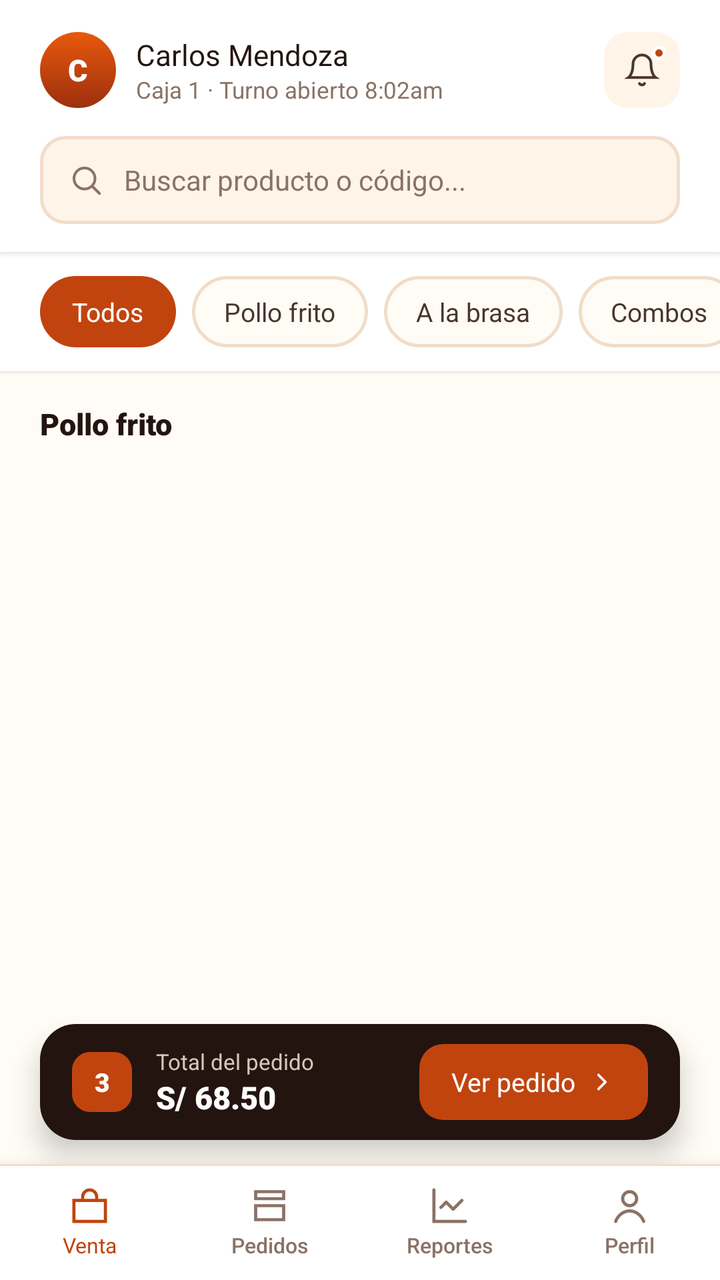
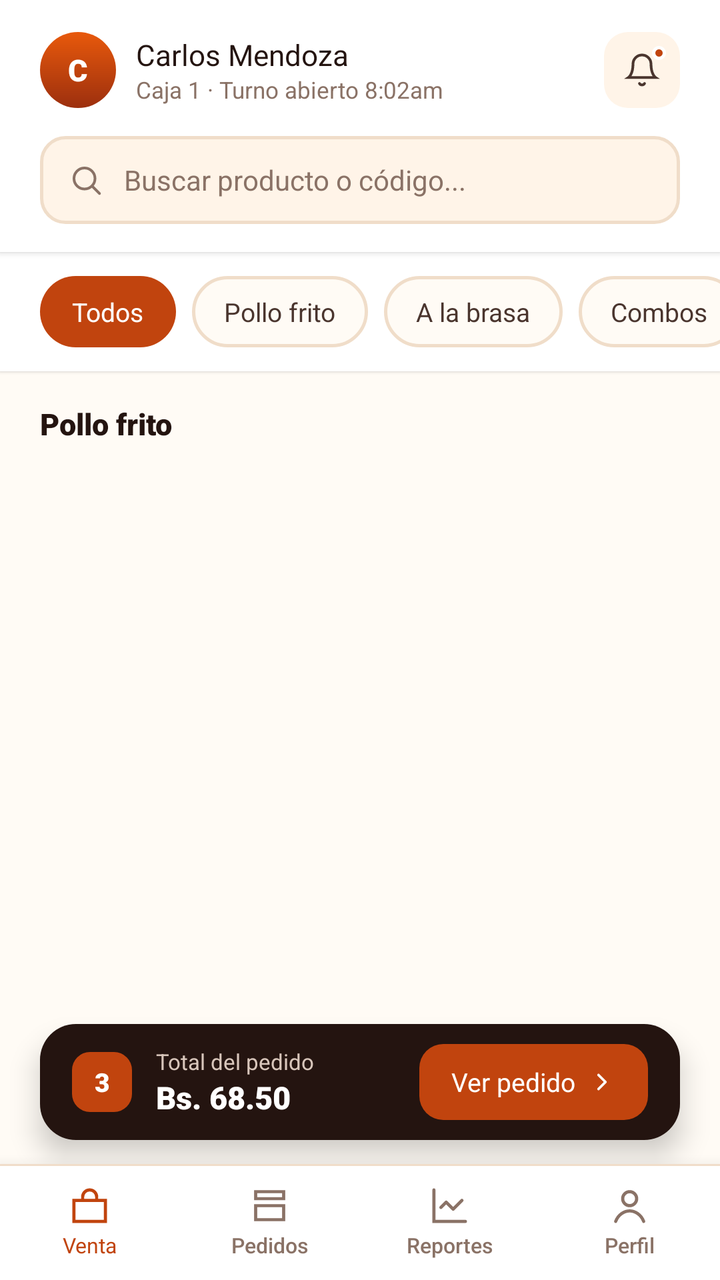

The first picture is an Android layout as it rendered before a commit; the second is the same layout after the commit. The layout source and the unified diff follow.
<!-- AndroidManifest.xml: application theme Theme.Pollogithub -->
<!-- res/layout/activity_venta.xml -->
<?xml version="1.0" encoding="utf-8"?>
<androidx.constraintlayout.widget.ConstraintLayout xmlns:android="http://schemas.android.com/apk/res/android"
    xmlns:app="http://schemas.android.com/apk/res-auto"
    xmlns:tools="http://schemas.android.com/tools"
    android:id="@+id/mainVenta"
    android:layout_width="match_parent"
    android:layout_height="match_parent"
    android:background="@color/paper_50"
    tools:context=".VentaActivity">

    
    <LinearLayout
        android:id="@+id/headerLayout"
        android:layout_width="match_parent"
        android:layout_height="wrap_content"
        android:background="@color/white"
        android:elevation="2dp"
        android:orientation="vertical"
        android:paddingHorizontal="20dp"
        android:paddingTop="16dp"
        android:paddingBottom="14dp"
        app:layout_constraintEnd_toEndOf="parent"
        app:layout_constraintStart_toStartOf="parent"
        app:layout_constraintTop_toTopOf="parent">

        
        <RelativeLayout
            android:layout_width="match_parent"
            android:layout_height="wrap_content"
            android:layout_marginBottom="14dp">

            <LinearLayout
                android:layout_width="wrap_content"
                android:layout_height="wrap_content"
                android:layout_alignParentStart="true"
                android:layout_centerVertical="true"
                android:gravity="center_vertical"
                android:orientation="horizontal">

                
                <TextView
                    android:id="@+id/tvAvatarHeader"
                    android:layout_width="38dp"
                    android:layout_height="38dp"
                    android:background="@drawable/bg_avatar_circle"
                    android:fontFamily="sans-serif-black"
                    android:gravity="center"
                    android:text="@string/user_initial_c"
                    android:textColor="@color/white"
                    android:textSize="15sp" />

                
                <LinearLayout
                    android:layout_width="wrap_content"
                    android:layout_height="wrap_content"
                    android:layout_marginStart="10dp"
                    android:orientation="vertical">

                    <TextView
                        android:id="@+id/tvCashierName"
                        android:layout_width="wrap_content"
                        android:layout_height="wrap_content"
                        android:fontFamily="sans-serif-bold"
                        android:text="Carlos Mendoza"
                        android:textColor="@color/char_900"
                        android:textSize="14.5sp" />

                    <TextView
                        android:id="@+id/tvShiftInfo"
                        android:layout_width="wrap_content"
                        android:layout_height="wrap_content"
                        android:fontFamily="sans-serif"
                        android:text="@string/shift_info"
                        android:textColor="@color/char_400"
                        android:textSize="11.5sp" />
                </LinearLayout>
            </LinearLayout>

            
            <FrameLayout
                android:id="@+id/btnNotification"
                android:layout_width="38dp"
                android:layout_height="38dp"
                android:layout_alignParentEnd="true"
                android:layout_centerVertical="true"
                android:background="@drawable/bg_icon_btn"
                android:clickable="true"
                android:focusable="true">

                <ImageView
                    android:layout_width="18dp"
                    android:layout_height="18dp"
                    android:layout_gravity="center"
                    android:contentDescription="Notificaciones"
                    android:src="@drawable/ic_bell" />

                <View
                    android:layout_width="7dp"
                    android:layout_height="7dp"
                    android:layout_gravity="top|end"
                    android:layout_marginTop="7dp"
                    android:layout_marginEnd="7dp"
                    android:background="@drawable/bg_notification_dot" />
            </FrameLayout>
        </RelativeLayout>

        
        <FrameLayout
            android:layout_width="match_parent"
            android:layout_height="44dp"
            android:background="@drawable/bg_search">

            <ImageView
                android:layout_width="18dp"
                android:layout_height="18dp"
                android:layout_gravity="center_vertical|start"
                android:layout_marginStart="14dp"
                android:contentDescription="@string/search_hint"
                android:src="@drawable/ic_search" />

            <EditText
                android:id="@+id/etSearch"
                android:layout_width="match_parent"
                android:layout_height="match_parent"
                android:background="@null"
                android:fontFamily="sans-serif"
                android:hint="@string/search_hint"
                android:imeOptions="actionSearch"
                android:importantForAutofill="no"
                android:inputType="text"
                android:paddingStart="42dp"
                android:paddingEnd="14dp"
                android:textColor="@color/char_900"
                android:textColorHint="@color/char_400"
                android:textSize="14sp" />
        </FrameLayout>
    </LinearLayout>

    
    <HorizontalScrollView
        android:id="@+id/scrollCategories"
        android:layout_width="match_parent"
        android:layout_height="wrap_content"
        android:background="@color/white"
        android:clipToPadding="false"
        android:elevation="1dp"
        android:paddingHorizontal="20dp"
        android:paddingVertical="12dp"
        android:scrollbars="none"
        app:layout_constraintTop_toBottomOf="@id/headerLayout">

        <LinearLayout
            android:id="@+id/layoutChipsContainer"
            android:layout_width="wrap_content"
            android:layout_height="wrap_content"
            android:gravity="center_vertical"
            android:orientation="horizontal">

            <TextView
                android:id="@+id/chipTodos"
                android:layout_width="wrap_content"
                android:layout_height="wrap_content"
                android:layout_marginEnd="8dp"
                android:background="@drawable/bg_chip_selected"
                android:fontFamily="sans-serif-bold"
                android:paddingHorizontal="16dp"
                android:paddingVertical="9dp"
                android:text="Todos"
                android:textColor="@color/white"
                android:textSize="13sp" />

            <TextView
                android:id="@+id/chipPolloFrito"
                android:layout_width="wrap_content"
                android:layout_height="wrap_content"
                android:layout_marginEnd="8dp"
                android:background="@drawable/bg_chip_unselected"
                android:fontFamily="sans-serif-bold"
                android:paddingHorizontal="16dp"
                android:paddingVertical="9dp"
                android:text="Pollo frito"
                android:textColor="@color/char_700"
                android:textSize="13sp" />

            <TextView
                android:id="@+id/chipBrasa"
                android:layout_width="wrap_content"
                android:layout_height="wrap_content"
                android:layout_marginEnd="8dp"
                android:background="@drawable/bg_chip_unselected"
                android:fontFamily="sans-serif-bold"
                android:paddingHorizontal="16dp"
                android:paddingVertical="9dp"
                android:text="A la brasa"
                android:textColor="@color/char_700"
                android:textSize="13sp" />

            <TextView
                android:id="@+id/chipCombos"
                android:layout_width="wrap_content"
                android:layout_height="wrap_content"
                android:layout_marginEnd="8dp"
                android:background="@drawable/bg_chip_unselected"
                android:fontFamily="sans-serif-bold"
                android:paddingHorizontal="16dp"
                android:paddingVertical="9dp"
                android:text="Combos"
                android:textColor="@color/char_700"
                android:textSize="13sp" />

            <TextView
                android:id="@+id/chipAcompanamientos"
                android:layout_width="wrap_content"
                android:layout_height="wrap_content"
                android:layout_marginEnd="8dp"
                android:background="@drawable/bg_chip_unselected"
                android:fontFamily="sans-serif-bold"
                android:paddingHorizontal="16dp"
                android:paddingVertical="9dp"
                android:text="Acompañamientos"
                android:textColor="@color/char_700"
                android:textSize="13sp" />

            <TextView
                android:id="@+id/chipBebidas"
                android:layout_width="wrap_content"
                android:layout_height="wrap_content"
                android:background="@drawable/bg_chip_unselected"
                android:fontFamily="sans-serif-bold"
                android:paddingHorizontal="16dp"
                android:paddingVertical="9dp"
                android:text="Bebidas"
                android:textColor="@color/char_700"
                android:textSize="13sp" />
        </LinearLayout>
    </HorizontalScrollView>

    
    <androidx.core.widget.NestedScrollView
        android:layout_width="match_parent"
        android:layout_height="0dp"
        android:clipToPadding="false"
        android:paddingBottom="130dp"
        app:layout_constraintBottom_toTopOf="@id/bottomNav"
        app:layout_constraintTop_toBottomOf="@id/scrollCategories">

        <LinearLayout
            android:layout_width="match_parent"
            android:layout_height="wrap_content"
            android:orientation="vertical"
            android:paddingHorizontal="14dp"
            android:paddingTop="16dp">

            <TextView
                android:id="@+id/tvSectionTitle"
                android:layout_width="wrap_content"
                android:layout_height="wrap_content"
                android:layout_marginStart="6dp"
                android:layout_marginBottom="10dp"
                android:fontFamily="sans-serif-black"
                android:text="@string/section_title_fried"
                android:textColor="@color/char_900"
                android:textSize="15sp" />

            <androidx.recyclerview.widget.RecyclerView
                android:id="@+id/rvProducts"
                android:layout_width="match_parent"
                android:layout_height="wrap_content"
                android:nestedScrollingEnabled="false"
                tools:itemCount="6"
                tools:listitem="@layout/item_product_card" />
        </LinearLayout>
    </androidx.core.widget.NestedScrollView>

    
    <androidx.constraintlayout.widget.ConstraintLayout
        android:id="@+id/cartBar"
        android:layout_width="0dp"
        android:layout_height="58dp"
        android:layout_marginHorizontal="20dp"
        android:layout_marginBottom="12dp"
        android:background="@drawable/bg_cart_bar"
        android:elevation="8dp"
        android:paddingHorizontal="16dp"
        app:layout_constraintBottom_toTopOf="@id/bottomNav"
        app:layout_constraintEnd_toEndOf="parent"
        app:layout_constraintStart_toStartOf="parent">

        <LinearLayout
            android:layout_width="wrap_content"
            android:layout_height="wrap_content"
            android:gravity="center_vertical"
            android:orientation="horizontal"
            app:layout_constraintBottom_toBottomOf="parent"
            app:layout_constraintStart_toStartOf="parent"
            app:layout_constraintTop_toTopOf="parent">

            
            <TextView
                android:id="@+id/tvCartCount"
                android:layout_width="30dp"
                android:layout_height="30dp"
                android:background="@drawable/bg_cart_count"
                android:fontFamily="sans-serif-black"
                android:gravity="center"
                android:text="3"
                android:textColor="@color/white"
                android:textSize="13sp" />

            
            <LinearLayout
                android:layout_width="wrap_content"
                android:layout_height="wrap_content"
                android:layout_marginStart="12dp"
                android:orientation="vertical">

                <TextView
                    android:layout_width="wrap_content"
                    android:layout_height="wrap_content"
                    android:fontFamily="sans-serif"
                    android:text="@string/cart_total_label"
                    android:textColor="@color/cart_label"
                    android:textSize="11sp" />

                <TextView
                    android:id="@+id/tvCartTotal"
                    android:layout_width="wrap_content"
                    android:layout_height="wrap_content"
                    android:fontFamily="sans-serif-black"
                    android:text="S/ 68.50"
                    android:textColor="@color/white"
                    android:textSize="15.5sp" />
            </LinearLayout>
        </LinearLayout>

        
        <LinearLayout
            android:id="@+id/btnViewOrder"
            android:layout_width="wrap_content"
            android:layout_height="38dp"
            android:background="@drawable/bg_cart_cta"
            android:clickable="true"
            android:focusable="true"
            android:gravity="center"
            android:orientation="horizontal"
            android:paddingHorizontal="16dp"
            app:layout_constraintBottom_toBottomOf="parent"
            app:layout_constraintEnd_toEndOf="parent"
            app:layout_constraintTop_toTopOf="parent">

            <TextView
                android:layout_width="wrap_content"
                android:layout_height="wrap_content"
                android:fontFamily="sans-serif-bold"
                android:text="@string/cart_view_order"
                android:textColor="@color/white"
                android:textSize="13sp" />

            <ImageView
                android:layout_width="14dp"
                android:layout_height="14dp"
                android:layout_marginStart="6dp"
                android:contentDescription="@string/cart_view_order"
                android:src="@drawable/ic_chevron_right" />
        </LinearLayout>
    </androidx.constraintlayout.widget.ConstraintLayout>

    
    <LinearLayout
        android:id="@+id/bottomNav"
        android:layout_width="match_parent"
        android:layout_height="58dp"
        android:background="@drawable/bg_bottom_nav"
        android:elevation="12dp"
        android:gravity="center_vertical"
        android:orientation="horizontal"
        app:layout_constraintBottom_toBottomOf="parent"
        app:layout_constraintEnd_toEndOf="parent"
        app:layout_constraintStart_toStartOf="parent">

        
        <LinearLayout
            android:id="@+id/navItemVenta"
            android:layout_width="0dp"
            android:layout_height="match_parent"
            android:layout_weight="1"
            android:gravity="center"
            android:orientation="vertical">

            <ImageView
                android:layout_width="21dp"
                android:layout_height="21dp"
                android:contentDescription="@string/nav_sale"
                android:src="@drawable/ic_nav_sale" />

            <TextView
                android:layout_width="wrap_content"
                android:layout_height="wrap_content"
                android:layout_marginTop="2dp"
                android:fontFamily="sans-serif-bold"
                android:text="@string/nav_sale"
                android:textColor="@color/ember_600"
                android:textSize="10.5sp" />
        </LinearLayout>

        
        <LinearLayout
            android:id="@+id/navItemPedidos"
            android:layout_width="0dp"
            android:layout_height="match_parent"
            android:layout_weight="1"
            android:gravity="center"
            android:orientation="vertical">

            <ImageView
                android:layout_width="21dp"
                android:layout_height="21dp"
                android:contentDescription="@string/nav_orders"
                android:src="@drawable/ic_nav_orders" />

            <TextView
                android:layout_width="wrap_content"
                android:layout_height="wrap_content"
                android:layout_marginTop="2dp"
                android:fontFamily="sans-serif-medium"
                android:text="@string/nav_orders"
                android:textColor="@color/char_400"
                android:textSize="10.5sp" />
        </LinearLayout>

        
        <LinearLayout
            android:id="@+id/navItemReportes"
            android:layout_width="0dp"
            android:layout_height="match_parent"
            android:layout_weight="1"
            android:gravity="center"
            android:orientation="vertical">

            <ImageView
                android:layout_width="21dp"
                android:layout_height="21dp"
                android:contentDescription="@string/nav_reports"
                android:src="@drawable/ic_nav_reports" />

            <TextView
                android:layout_width="wrap_content"
                android:layout_height="wrap_content"
                android:layout_marginTop="2dp"
                android:fontFamily="sans-serif-medium"
                android:text="@string/nav_reports"
                android:textColor="@color/char_400"
                android:textSize="10.5sp" />
        </LinearLayout>

        
        <LinearLayout
            android:id="@+id/navItemPerfil"
            android:layout_width="0dp"
            android:layout_height="match_parent"
            android:layout_weight="1"
            android:gravity="center"
            android:orientation="vertical">

            <ImageView
                android:layout_width="21dp"
                android:layout_height="21dp"
                android:contentDescription="@string/nav_profile"
                android:src="@drawable/ic_nav_profile" />

            <TextView
                android:layout_width="wrap_content"
                android:layout_height="wrap_content"
                android:layout_marginTop="2dp"
                android:fontFamily="sans-serif-medium"
                android:text="@string/nav_profile"
                android:textColor="@color/char_400"
                android:textSize="10.5sp" />
        </LinearLayout>
    </LinearLayout>

</androidx.constraintlayout.widget.ConstraintLayout>
<!-- res/layout/item_product_card.xml (included above) -->
<?xml version="1.0" encoding="utf-8"?>
<androidx.constraintlayout.widget.ConstraintLayout xmlns:android="http://schemas.android.com/apk/res/android"
    xmlns:app="http://schemas.android.com/apk/res-auto"
    xmlns:tools="http://schemas.android.com/tools"
    android:id="@+id/cardProduct"
    android:layout_width="match_parent"
    android:layout_height="wrap_content"
    android:layout_margin="6dp"
    android:background="@drawable/bg_product_card"
    android:padding="12dp">

    
    <FrameLayout
        android:id="@+id/frameThumb"
        android:layout_width="0dp"
        android:layout_height="80dp"
        android:background="@drawable/bg_thumb_fried"
        app:layout_constraintEnd_toEndOf="parent"
        app:layout_constraintStart_toStartOf="parent"
        app:layout_constraintTop_toTopOf="parent">

        <TextView
            android:id="@+id/tvEmoji"
            android:layout_width="wrap_content"
            android:layout_height="wrap_content"
            android:layout_gravity="center"
            android:text="🍗"
            android:textSize="30sp" />
    </FrameLayout>

    
    <TextView
        android:id="@+id/tvAgotadoTag"
        android:layout_width="wrap_content"
        android:layout_height="wrap_content"
        android:layout_marginStart="6dp"
        android:layout_marginTop="6dp"
        android:background="@drawable/bg_badge_agotado"
        android:fontFamily="sans-serif-black"
        android:paddingHorizontal="8dp"
        android:paddingVertical="3dp"
        android:text="@string/tag_agotado"
        android:textAllCaps="true"
        android:textColor="@color/white"
        android:textSize="9.5sp"
        android:visibility="gone"
        app:layout_constraintStart_toStartOf="@id/frameThumb"
        app:layout_constraintTop_toTopOf="@id/frameThumb"
        tools:visibility="visible" />

    
    <TextView
        android:id="@+id/tvBadgeQty"
        android:layout_width="24dp"
        android:layout_height="24dp"
        android:background="@drawable/bg_badge_qty"
        android:fontFamily="sans-serif-bold"
        android:gravity="center"
        android:text="2"
        android:textColor="@color/white"
        android:textSize="11sp"
        android:translationX="6dp"
        android:translationY="-6dp"
        android:visibility="gone"
        app:layout_constraintEnd_toEndOf="parent"
        app:layout_constraintTop_toTopOf="parent"
        tools:visibility="visible" />

    
    <TextView
        android:id="@+id/tvProductName"
        android:layout_width="0dp"
        android:layout_height="wrap_content"
        android:layout_marginTop="10dp"
        android:fontFamily="sans-serif-bold"
        android:ellipsize="end"
        android:maxLines="1"
        android:text="Presa individual"
        android:textColor="@color/char_900"
        android:textSize="13.5sp"
        app:layout_constraintEnd_toEndOf="parent"
        app:layout_constraintStart_toStartOf="parent"
        app:layout_constraintTop_toBottomOf="@id/frameThumb" />

    
    <TextView
        android:id="@+id/tvProductDesc"
        android:layout_width="0dp"
        android:layout_height="wrap_content"
        android:layout_marginTop="2dp"
        android:fontFamily="sans-serif"
        android:ellipsize="end"
        android:maxLines="1"
        android:text="Pierna o pechuga"
        android:textColor="@color/char_400"
        android:textSize="11sp"
        app:layout_constraintEnd_toEndOf="parent"
        app:layout_constraintStart_toStartOf="parent"
        app:layout_constraintTop_toBottomOf="@id/tvProductName" />

    
    <TextView
        android:id="@+id/tvProductPrice"
        android:layout_width="0dp"
        android:layout_height="wrap_content"
        android:layout_marginTop="12dp"
        android:fontFamily="sans-serif-black"
        android:text="S/ 8.50"
        android:textColor="@color/ember_700"
        android:textSize="14.5sp"
        app:layout_constraintBottom_toBottomOf="parent"
        app:layout_constraintEnd_toStartOf="@id/btnAdd"
        app:layout_constraintStart_toStartOf="parent"
        app:layout_constraintTop_toBottomOf="@id/tvProductDesc" />

    <androidx.appcompat.widget.AppCompatButton
        android:id="@+id/btnAdd"
        android:layout_width="28dp"
        android:layout_height="28dp"
        android:background="@drawable/bg_add_btn"
        android:fontFamily="sans-serif-bold"
        android:includeFontPadding="false"
        android:padding="0dp"
        android:text="+"
        android:textColor="@color/white"
        android:textSize="16sp"
        app:layout_constraintBottom_toBottomOf="@id/tvProductPrice"
        app:layout_constraintEnd_toEndOf="parent"
        app:layout_constraintTop_toTopOf="@id/tvProductPrice" />

</androidx.constraintlayout.widget.ConstraintLayout>
<!-- resources referenced by this layout -->
<resources>
  <color name="cart_label">#D8C6BB</color>
  <color name="char_400">#8A7266</color>
  <color name="char_700">#4A352E</color>
  <color name="char_900">#241410</color>
  <color name="ember_600">#C1440E</color>
  <color name="ember_700">#9C2F0E</color>
  <color name="paper_50">#FFFBF5</color>
  <color name="white">#FFFFFFFF</color>
  <!-- drawable bg_avatar_circle (drawable) -->
  <?xml version="1.0" encoding="utf-8"?>
  <shape xmlns:android="http://schemas.android.com/apk/res/android"
      android:shape="oval">
      <gradient
          android:angle="295"
          android:startColor="@color/ember_500"
          android:endColor="@color/ember_700" />
  </shape>
  <!-- drawable bg_badge_agotado (drawable) -->
  <?xml version="1.0" encoding="utf-8"?>
  <shape xmlns:android="http://schemas.android.com/apk/res/android"
      android:shape="rectangle">
      <solid android:color="@color/char_900" />
      <corners android:radius="7dp" />
  </shape>
  <!-- drawable bg_badge_qty (drawable) -->
  <?xml version="1.0" encoding="utf-8"?>
  <shape xmlns:android="http://schemas.android.com/apk/res/android"
      android:shape="oval">
      <solid android:color="@color/char_900" />
      <stroke
          android:width="2dp"
          android:color="@color/paper_50" />
  </shape>
  <!-- drawable bg_cart_bar (drawable) -->
  <?xml version="1.0" encoding="utf-8"?>
  <shape xmlns:android="http://schemas.android.com/apk/res/android"
      android:shape="rectangle">
      <solid android:color="@color/char_900" />
      <corners android:radius="18dp" />
  </shape>
  <!-- drawable bg_cart_count (drawable) -->
  <?xml version="1.0" encoding="utf-8"?>
  <shape xmlns:android="http://schemas.android.com/apk/res/android"
      android:shape="rectangle">
      <solid android:color="@color/ember_600" />
      <corners android:radius="9dp" />
  </shape>
  <!-- drawable bg_chip_selected (drawable) -->
  <?xml version="1.0" encoding="utf-8"?>
  <shape xmlns:android="http://schemas.android.com/apk/res/android"
      android:shape="rectangle">
      <solid android:color="@color/ember_600" />
      <corners android:radius="20dp" />
  </shape>
  <!-- drawable bg_chip_unselected (drawable) -->
  <?xml version="1.0" encoding="utf-8"?>
  <shape xmlns:android="http://schemas.android.com/apk/res/android"
      android:shape="rectangle">
      <solid android:color="@color/paper_50" />
      <stroke
          android:width="1.5dp"
          android:color="@color/line_color" />
      <corners android:radius="20dp" />
  </shape>
  <!-- drawable bg_notification_dot (drawable) -->
  <?xml version="1.0" encoding="utf-8"?>
  <shape xmlns:android="http://schemas.android.com/apk/res/android"
      android:shape="oval">
      <solid android:color="@color/ember_600" />
      <stroke
          android:width="1.5dp"
          android:color="@color/white" />
  </shape>
  <!-- drawable bg_search (drawable) -->
  <?xml version="1.0" encoding="utf-8"?>
  <shape xmlns:android="http://schemas.android.com/apk/res/android"
      android:shape="rectangle">
      <solid android:color="@color/paper_100" />
      <stroke
          android:width="1.5dp"
          android:color="@color/line_color" />
      <corners android:radius="12dp" />
  </shape>
  <string name="cart_total_label">Total del pedido</string>
  <string name="cart_view_order">Ver pedido</string>
  <string name="nav_orders">Pedidos</string>
  <string name="nav_profile">Perfil</string>
  <string name="nav_reports">Reportes</string>
  <string name="nav_sale">Venta</string>
  <string name="search_hint">Buscar producto o código...</string>
  <string name="section_title_fried">Pollo frito</string>
  <string name="shift_info">Caja 1 · Turno abierto 8:02am</string>
  <string name="tag_agotado">Agotado</string>
  <string name="user_initial_c">C</string>
  <style name="Theme.Pollogithub" parent="Base.Theme.Pollogithub" />
  <color name="ember_500">#E8590C</color>
  <color name="line_color">#F0DDC9</color>
  <color name="paper_100">#FFF4E8</color>
  <color name="thumb_fried_start">#FFE4D1</color>
  <color name="thumb_fried_end">#FFD0A8</color>
  <!-- unchanged entries left out for length: 14 -->
</resources>

<!-- the commit's change to res/layout/activity_venta.xml (unified diff, before → after) -->
@@ -327,7 +327,7 @@
                     android:layout_width="wrap_content"
                     android:layout_height="wrap_content"
                     android:fontFamily="sans-serif-black"
-                    android:text="S/ 68.50"
+                    android:text="Bs. 68.50"
                     android:textColor="@color/white"
                     android:textSize="15.5sp" />
             </LinearLayout>
@@ -588,7 +588,7 @@
         android:layout_height="wrap_content"
         android:layout_marginTop="12dp"
         android:fontFamily="sans-serif-black"
-        android:text="S/ 8.50"
+        android:text="Bs. 8.50"
         android:textColor="@color/ember_700"
         android:textSize="14.5sp"
         app:layout_constraintBottom_toBottomOf="parent"
